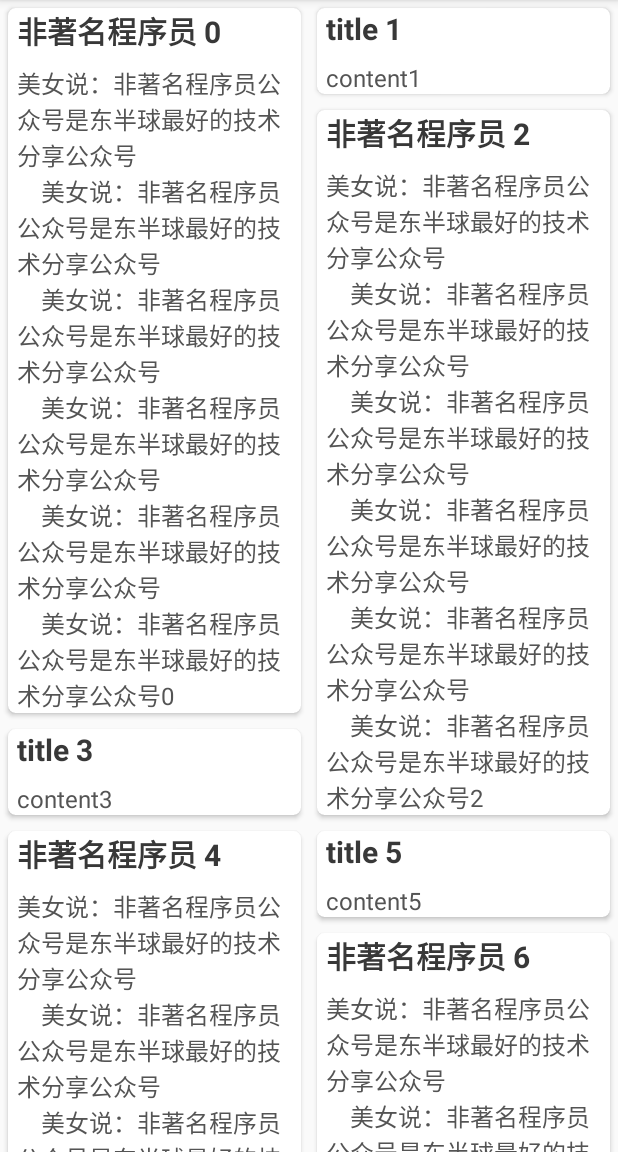
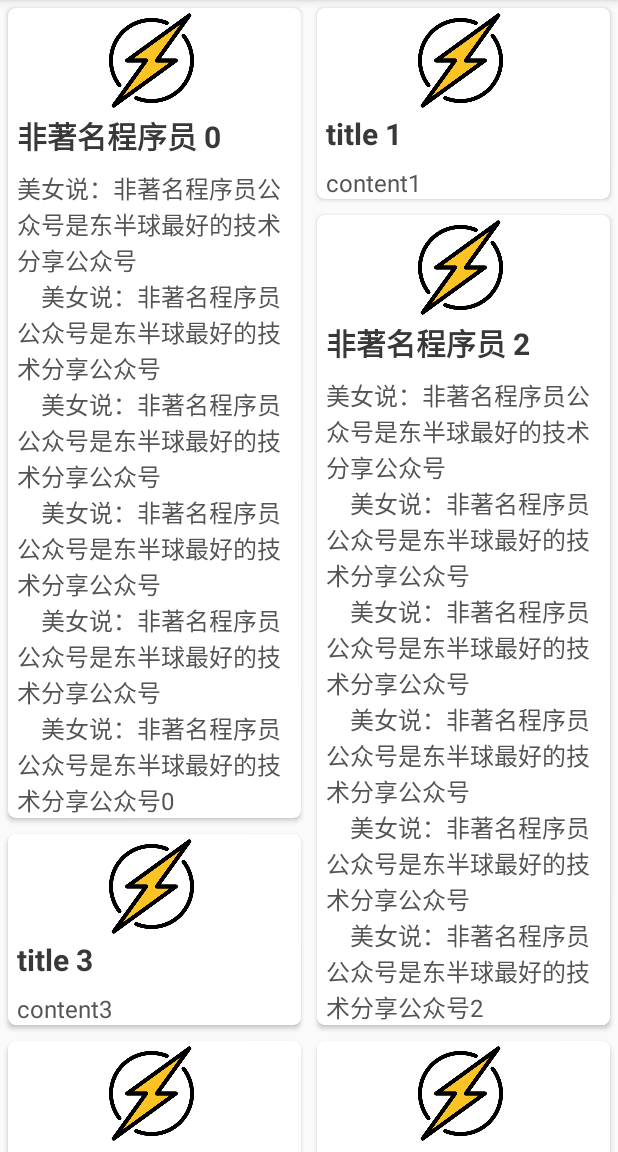
Before and after one commit to HunSem/RecycleViewAndCardView, an Android app: the screen it shows after launch (MainActivity), on a phone screen of 412 x 824 dp, the part 84-1236 px from its top. Run offline under Robolectric (Android 15) with nearby library versions, the phone set to English and light mode, and no system bars.

Commit message:
加入图片

```diff
--- a/app/src/main/java/com/huan/percy/recycleviewandcardview/MainActivity.java
+++ b/app/src/main/java/com/huan/percy/recycleviewandcardview/MainActivity.java
@@ -53,7 +53,7 @@ public class MainActivity extends AppCompatActivity {
                 listItem.put("title", "title "+ i);
                 listItem.put("content", "content" + i);
             }
-
+            listItem.put("face", R.drawable.heroes_16);
             products.add(listItem);
         }
     }
--- a/app/src/main/java/com/huan/percy/recycleviewandcardview/MyAdapter.java
+++ b/app/src/main/java/com/huan/percy/recycleviewandcardview/MyAdapter.java
@@ -4,6 +4,7 @@ import android.support.v7.widget.RecyclerView;
 import android.util.Log;
 import android.view.View;
 import android.view.ViewGroup;
+import android.widget.ImageView;
 import android.widget.TextView;
 
 import java.util.LinkedList;
@@ -35,6 +36,7 @@ public class MyAdapter extends RecyclerView.Adapter<MyAdapter.ViewHolder> {
     public void onBindViewHolder(ViewHolder viewHolder, int i) {
         viewHolder.title_tv.setText(list.get(i).get("title").toString());
         viewHolder.content_tv.setText(list.get(i).get("content").toString());
+        viewHolder.face.setImageResource((int)list.get(i).get("face"));
         Log.d("content", "before bind:" +list.get(i).get("title").toString());
         Log.d("content", "after bind:" + viewHolder.title_tv.getText().toString());
     }
@@ -47,11 +49,13 @@ public class MyAdapter extends RecyclerView.Adapter<MyAdapter.ViewHolder> {
     public static class ViewHolder extends RecyclerView.ViewHolder {
         public TextView title_tv;
         public TextView content_tv;
+        public ImageView face;
 
         public ViewHolder(View itemView) {
             super(itemView);
             title_tv = (TextView) itemView.findViewById(R.id.item_title_tv);
             content_tv = (TextView) itemView.findViewById(R.id.item_content_tv);
+            face = (ImageView) itemView.findViewById(R.id.face);
         }
     }
 
--- a/app/src/main/res/layout/list_item.xml
+++ b/app/src/main/res/layout/list_item.xml
@@ -21,6 +21,13 @@
             android:layout_marginRight="10dp"
             android:layout_gravity="center_vertical"
             android:orientation="vertical">
+            <ImageView
+                android:layout_gravity="center_horizontal"
+                android:id="@+id/face"
+                android:layout_width="70dp"
+                android:layout_height="70dp"
+                android:adjustViewBounds="true"
+                android:scaleType="centerCrop"/>
 
             <TextView
                 android:id="@+id/item_title_tv"
```
Also changed, not shown: app/src/main/res/drawable/heroes_16.png (added).
